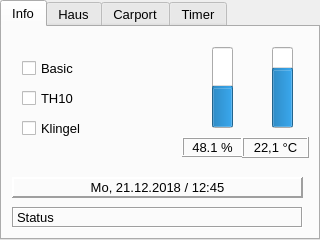
Above: smarthome-ctrl/mainwindow.ui from hj-arlt/smarthome before the change. Below: the same form after it.
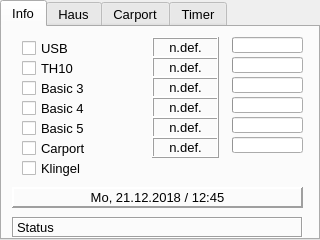
That is the form after the change. The open tabs and pages were chosen to show the change.

```diff
--- a/smarthome-ctrl/mainwindow.ui
+++ b/smarthome-ctrl/mainwindow.ui
@@ -144,10 +144,10 @@
      <widget class="QProgressBar" name="pBarTemp">
       <property name="geometry">
        <rect>
-        <x>270</x>
-        <y>20</y>
-        <width>21</width>
-        <height>81</height>
+        <x>230</x>
+        <y>10</y>
+        <width>71</width>
+        <height>16</height>
        </rect>
       </property>
       <property name="cursor">
@@ -163,7 +163,7 @@
        <number>40</number>
       </property>
       <property name="value">
-       <number>22</number>
+       <number>-20</number>
       </property>
       <property name="alignment">
        <set>Qt::AlignRight|Qt::AlignTop|Qt::AlignTrailing</set>
@@ -172,53 +172,7 @@
        <bool>false</bool>
       </property>
       <property name="orientation">
-       <enum>Qt::Vertical</enum>
-      </property>
-      <property name="invertedAppearance">
-       <bool>false</bool>
-      </property>
-      <property name="textDirection">
-       <enum>QProgressBar::TopToBottom</enum>
-      </property>
-      <property name="format">
-       <string>%p °C</string>
-      </property>
-     </widget>
-     <widget class="QProgressBar" name="pBarHum">
-      <property name="geometry">
-       <rect>
-        <x>210</x>
-        <y>20</y>
-        <width>21</width>
-        <height>81</height>
-       </rect>
-      </property>
-      <property name="cursor">
-       <cursorShape>CrossCursor</cursorShape>
-      </property>
-      <property name="autoFillBackground">
-       <bool>true</bool>
-      </property>
-      <property name="styleSheet">
-       <string notr="true"/>
-      </property>
-      <property name="minimum">
-       <number>0</number>
-      </property>
-      <property name="maximum">
-       <number>100</number>
-      </property>
-      <property name="value">
-       <number>48</number>
-      </property>
-      <property name="alignment">
-       <set>Qt::AlignRight|Qt::AlignTop|Qt::AlignTrailing</set>
-      </property>
-      <property name="textVisible">
-       <bool>false</bool>
-      </property>
-      <property name="orientation">
-       <enum>Qt::Vertical</enum>
+       <enum>Qt::Horizontal</enum>
       </property>
       <property name="invertedAppearance">
        <bool>false</bool>
@@ -234,7 +188,7 @@
       <property name="geometry">
        <rect>
         <x>10</x>
-        <y>150</y>
+        <y>160</y>
         <width>291</width>
         <height>21</height>
        </rect>
@@ -259,7 +213,7 @@
       <property name="geometry">
        <rect>
         <x>10</x>
-        <y>180</y>
+        <y>190</y>
         <width>291</width>
         <height>21</height>
        </rect>
@@ -277,39 +231,17 @@
        <string>Status</string>
       </property>
      </widget>
-     <widget class="QLabel" name="labelHum">
-      <property name="geometry">
-       <rect>
-        <x>180</x>
-        <y>110</y>
-        <width>61</width>
-        <height>20</height>
-       </rect>
-      </property>
-      <property name="frameShape">
-       <enum>QFrame::Box</enum>
-      </property>
-      <property name="frameShadow">
-       <enum>QFrame::Raised</enum>
-      </property>
-      <property name="text">
-       <string>48.1 %</string>
-      </property>
-      <property name="alignment">
-       <set>Qt::AlignCenter</set>
-      </property>
-     </widget>
-     <widget class="QCheckBox" name="cBoxIBasic">
+     <widget class="QCheckBox" name="cBoxInfo_1">
       <property name="geometry">
        <rect>
         <x>20</x>
-        <y>30</y>
+        <y>10</y>
         <width>81</width>
         <height>23</height>
        </rect>
       </property>
       <property name="text">
-       <string>Basic</string>
+       <string>USB</string>
       </property>
       <property name="checkable">
        <bool>true</bool>
@@ -322,7 +254,7 @@
       <property name="geometry">
        <rect>
         <x>20</x>
-        <y>60</y>
+        <y>30</y>
         <width>81</width>
         <height>23</height>
        </rect>
@@ -341,7 +273,7 @@
       <property name="geometry">
        <rect>
         <x>20</x>
-        <y>90</y>
+        <y>130</y>
         <width>81</width>
         <height>23</height>
        </rect>
@@ -359,8 +291,366 @@
      <widget class="QLabel" name="labelTemp">
       <property name="geometry">
        <rect>
-        <x>240</x>
+        <x>150</x>
+        <y>10</y>
+        <width>67</width>
+        <height>21</height>
+       </rect>
+      </property>
+      <property name="frameShape">
+       <enum>QFrame::Box</enum>
+      </property>
+      <property name="frameShadow">
+       <enum>QFrame::Raised</enum>
+      </property>
+      <property name="text">
+       <string>n.def.</string>
+      </property>
+      <property name="alignment">
+       <set>Qt::AlignCenter</set>
+      </property>
+     </widget>
+     <widget class="QLabel" name="labelTemp_2">
+      <property name="geometry">
+       <rect>
+        <x>150</x>
+        <y>30</y>
+        <width>67</width>
+        <height>21</height>
+       </rect>
+      </property>
+      <property name="frameShape">
+       <enum>QFrame::Box</enum>
+      </property>
+      <property name="frameShadow">
+       <enum>QFrame::Raised</enum>
+      </property>
+      <property name="text">
+       <string>n.def.</string>
+      </property>
+      <property name="alignment">
+       <set>Qt::AlignCenter</set>
+      </property>
+     </widget>
+     <widget class="QLabel" name="labelTemp_3">
+      <property name="geometry">
+       <rect>
+        <x>150</x>
+        <y>50</y>
+        <width>67</width>
+        <height>21</height>
+       </rect>
+      </property>
+      <property name="frameShape">
+       <enum>QFrame::Box</enum>
+      </property>
+      <property name="frameShadow">
+       <enum>QFrame::Raised</enum>
+      </property>
+      <property name="text">
+       <string>n.def.</string>
+      </property>
+      <property name="alignment">
+       <set>Qt::AlignCenter</set>
+      </property>
+     </widget>
+     <widget class="QLabel" name="labelTemp_4">
+      <property name="geometry">
+       <rect>
+        <x>150</x>
+        <y>70</y>
+        <width>67</width>
+        <height>21</height>
+       </rect>
+      </property>
+      <property name="frameShape">
+       <enum>QFrame::Box</enum>
+      </property>
+      <property name="frameShadow">
+       <enum>QFrame::Raised</enum>
+      </property>
+      <property name="text">
+       <string>n.def.</string>
+      </property>
+      <property name="alignment">
+       <set>Qt::AlignCenter</set>
+      </property>
+     </widget>
+     <widget class="QLabel" name="labelTemp_5">
+      <property name="geometry">
+       <rect>
+        <x>150</x>
+        <y>90</y>
+        <width>67</width>
+        <height>21</height>
+       </rect>
+      </property>
+      <property name="frameShape">
+       <enum>QFrame::Box</enum>
+      </property>
+      <property name="frameShadow">
+       <enum>QFrame::Raised</enum>
+      </property>
+      <property name="text">
+       <string>n.def.</string>
+      </property>
+      <property name="alignment">
+       <set>Qt::AlignCenter</set>
+      </property>
+     </widget>
+     <widget class="QProgressBar" name="pBarTemp_2">
+      <property name="geometry">
+       <rect>
+        <x>230</x>
+        <y>30</y>
+        <width>71</width>
+        <height>16</height>
+       </rect>
+      </property>
+      <property name="cursor">
+       <cursorShape>CrossCursor</cursorShape>
+      </property>
+      <property name="autoFillBackground">
+       <bool>true</bool>
+      </property>
+      <property name="minimum">
+       <number>-20</number>
+      </property>
+      <property name="maximum">
+       <number>40</number>
+      </property>
+      <property name="value">
+       <number>-20</number>
+      </property>
+      <property name="alignment">
+       <set>Qt::AlignRight|Qt::AlignTop|Qt::AlignTrailing</set>
+      </property>
+      <property name="textVisible">
+       <bool>false</bool>
+      </property>
+      <property name="orientation">
+       <enum>Qt::Horizontal</enum>
+      </property>
+      <property name="invertedAppearance">
+       <bool>false</bool>
+      </property>
+      <property name="textDirection">
+       <enum>QProgressBar::TopToBottom</enum>
+      </property>
+      <property name="format">
+       <string>%p °C</string>
+      </property>
+     </widget>
+     <widget class="QProgressBar" name="pBarTemp_3">
+      <property name="geometry">
+       <rect>
+        <x>230</x>
+        <y>50</y>
+        <width>71</width>
+        <height>16</height>
+       </rect>
+      </property>
+      <property name="cursor">
+       <cursorShape>CrossCursor</cursorShape>
+      </property>
+      <property name="autoFillBackground">
+       <bool>true</bool>
+      </property>
+      <property name="minimum">
+       <number>-20</number>
+      </property>
+      <property name="maximum">
+       <number>40</number>
+      </property>
+      <property name="value">
+       <number>-20</number>
+      </property>
+      <property name="alignment">
+       <set>Qt::AlignRight|Qt::AlignTop|Qt::AlignTrailing</set>
+      </property>
+      <property name="textVisible">
+       <bool>false</bool>
+      </property>
+      <property name="orientation">
+       <enum>Qt::Horizontal</enum>
+      </property>
+      <property name="invertedAppearance">
+       <bool>false</bool>
+      </property>
+      <property name="textDirection">
+       <enum>QProgressBar::TopToBottom</enum>
+      </property>
+      <property name="format">
+       <string>%p °C</string>
+      </property>
+     </widget>
+     <widget class="QProgressBar" name="pBarTemp_4">
+      <property name="geometry">
+       <rect>
+        <x>230</x>
+        <y>70</y>
+        <width>71</width>
+        <height>16</height>
+       </rect>
+      </property>
+      <property name="cursor">
+       <cursorShape>CrossCursor</cursorShape>
+      </property>
+      <property name="autoFillBackground">
+       <bool>true</bool>
+      </property>
+      <property name="minimum">
+       <number>-20</number>
+      </property>
+      <property name="maximum">
+       <number>40</number>
+      </property>
+      <property name="value">
+       <number>-20</number>
+      </property>
+      <property name="alignment">
+       <set>Qt::AlignRight|Qt::AlignTop|Qt::AlignTrailing</set>
+      </property>
+      <property name="textVisible">
+       <bool>false</bool>
+      </property>
+      <property name="orientation">
+       <enum>Qt::Horizontal</enum>
+      </property>
+      <property name="invertedAppearance">
+       <bool>false</bool>
+      </property>
+      <property name="textDirection">
+       <enum>QProgressBar::TopToBottom</enum>
+      </property>
+      <property name="format">
+       <string>%p °C</string>
+      </property>
+     </widget>
+     <widget class="QProgressBar" name="pBarTemp_5">
+      <property name="geometry">
+       <rect>
+        <x>230</x>
+        <y>90</y>
+        <width>71</width>
+        <height>16</height>
+       </rect>
+      </property>
+      <property name="cursor">
+       <cursorShape>CrossCursor</cursorShape>
+      </property>
+      <property name="autoFillBackground">
+       <bool>true</bool>
+      </property>
+      <property name="minimum">
+       <number>-20</number>
+      </property>
+      <property name="maximum">
+       <number>40</number>
+      </property>
+      <property name="value">
+       <number>-20</number>
+      </property>
+      <property name="alignment">
+       <set>Qt::AlignRight|Qt::AlignTop|Qt::AlignTrailing</set>
+      </property>
+      <property name="textVisible">
+       <bool>false</bool>
+      </property>
+      <property name="orientation">
+       <enum>Qt::Horizontal</enum>
+      </property>
+      <property name="invertedAppearance">
+       <bool>false</bool>
+      </property>
+      <property name="textDirection">
+       <enum>QProgressBar::TopToBottom</enum>
+      </property>
+      <property name="format">
+       <string>%p °C</string>
+      </property>
+     </widget>
+     <widget class="QCheckBox" name="cBoxInfo_3">
+      <property name="geometry">
+       <rect>
+        <x>20</x>
+        <y>50</y>
+        <width>81</width>
+        <height>23</height>
+       </rect>
+      </property>
+      <property name="text">
+       <string>Basic 3</string>
+      </property>
+      <property name="checkable">
+       <bool>true</bool>
+      </property>
+      <property name="tristate">
+       <bool>false</bool>
+      </property>
+     </widget>
+     <widget class="QCheckBox" name="cBoxInfo_4">
+      <property name="geometry">
+       <rect>
+        <x>20</x>
+        <y>70</y>
+        <width>81</width>
+        <height>23</height>
+       </rect>
+      </property>
+      <property name="text">
+       <string>Basic 4</string>
+      </property>
+      <property name="checkable">
+       <bool>true</bool>
+      </property>
+      <property name="tristate">
+       <bool>false</bool>
+      </property>
+     </widget>
+     <widget class="QCheckBox" name="cBoxInfo_5">
+      <property name="geometry">
+       <rect>
+        <x>20</x>
+        <y>90</y>
+        <width>81</width>
+        <height>23</height>
+       </rect>
+      </property>
+      <property name="text">
+       <string>Basic 5</string>
+      </property>
+      <property name="checkable">
+       <bool>true</bool>
+      </property>
+      <property name="tristate">
+       <bool>false</bool>
+      </property>
+     </widget>
+     <widget class="QCheckBox" name="cBoxInfo_6">
+      <property name="geometry">
+       <rect>
+        <x>20</x>
         <y>110</y>
+        <width>81</width>
+        <height>23</height>
+       </rect>
+      </property>
+      <property name="text">
+       <string>Carport</string>
+      </property>
+      <property name="checkable">
+       <bool>true</bool>
+      </property>
+      <property name="tristate">
+       <bool>false</bool>
+      </property>
+     </widget>
+     <widget class="QLabel" name="labelTemp_6">
+      <property name="geometry">
+       <rect>
+        <x>150</x>
+        <y>110</y>
         <width>67</width>
         <height>21</height>
        </rect>
@@ -372,12 +662,55 @@
        <enum>QFrame::Raised</enum>
       </property>
       <property name="text">
-       <string>22,1 °C</string>
+       <string>n.def.</string>
       </property>
       <property name="alignment">
        <set>Qt::AlignCenter</set>
       </property>
      </widget>
+     <widget class="QProgressBar" name="pBarTemp_6">
+      <property name="geometry">
+       <rect>
+        <x>230</x>
+        <y>110</y>
+        <width>71</width>
+        <height>16</height>
+       </rect>
+      </property>
+      <property name="cursor">
+       <cursorShape>CrossCursor</cursorShape>
+      </property>
+      <property name="autoFillBackground">
+       <bool>true</bool>
+      </property>
+      <property name="minimum">
+       <number>-20</number>
+      </property>
+      <property name="maximum">
+       <number>40</number>
+      </property>
+      <property name="value">
+       <number>-20</number>
+      </property>
+      <property name="alignment">
+       <set>Qt::AlignRight|Qt::AlignTop|Qt::AlignTrailing</set>
+      </property>
+      <property name="textVisible">
+       <bool>false</bool>
+      </property>
+      <property name="orientation">
+       <enum>Qt::Horizontal</enum>
+      </property>
+      <property name="invertedAppearance">
+       <bool>false</bool>
+      </property>
+      <property name="textDirection">
+       <enum>QProgressBar::TopToBottom</enum>
+      </property>
+      <property name="format">
+       <string>%p °C</string>
+      </property>
+     </widget>
     </widget>
     <widget class="QWidget" name="tabWidgetPageHome">
      <property name="autoFillBackground">
```
Left out of the diff: 100 changed lines with no effect on the pictures.
